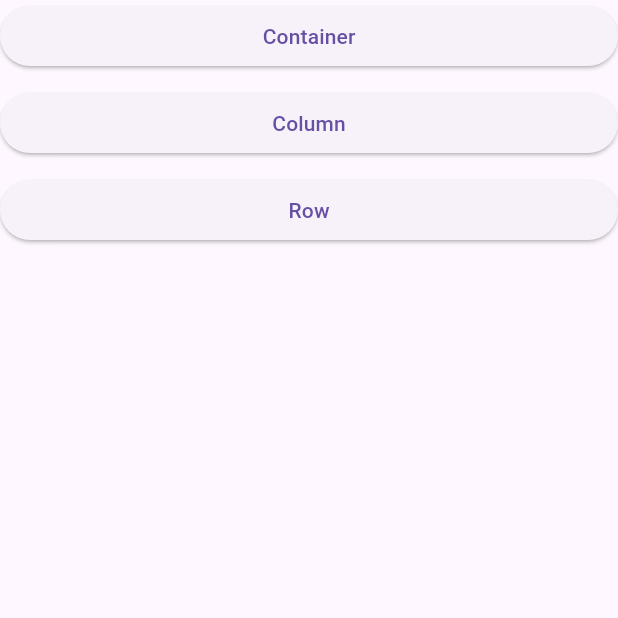
After one commit to sung-silver/flutter_online_lecture_smwu, a Flutter app: the ButtonScreen screen opened directly, on a phone screen of 412 x 824 dp, the top half of it. The commit adds this screen. Run offline on Flutter 3.47's test engine with Material 3 defaults, Android fonts, the phone set to English and light mode, and no system bars.

Commit message:
feat: 2일차 - 버튼 생성 및 화면 이동

```diff
--- /dev/null
+++ b/lib/screen/button_screen.dart
@@ -0,0 +1,57 @@
+import 'package:flutter/material.dart';
+import 'package:online_lecture_smwu/screen/column_screen.dart';
+import 'package:online_lecture_smwu/screen/container_screen.dart';
+import 'package:online_lecture_smwu/screen/row_screen.dart';
+
+class ButtonScreen extends StatelessWidget {
+  const ButtonScreen({super.key});
+
+  @override
+  Widget build(BuildContext context) {
+    // Scaffold: 화면에 기초가 되는 위젯
+    // Column: 세로로 나열하는 위젯
+    return Scaffold(
+      body: SafeArea(
+        child: Column(
+          crossAxisAlignment: CrossAxisAlignment.stretch,
+          children: [
+            ElevatedButton(
+                onPressed: () {
+                  // 화면 이동 Navigator
+                  Navigator.push(context, MaterialPageRoute(
+                    builder: (context) {
+                      return ContainerScreen();
+                    },
+                  ));
+                },
+                child: Text("Container")),
+            SizedBox(
+              height: 10,
+            ),
+            ElevatedButton(
+                onPressed: () {
+                  Navigator.push(context, MaterialPageRoute(
+                    builder: (context) {
+                      return ColumnScreen();
+                    },
+                  ));
+                },
+                child: Text("Column")),
+            SizedBox(
+              height: 10,
+            ),
+            ElevatedButton(
+                onPressed: () {
+                  Navigator.push(context, MaterialPageRoute(
+                    builder: (context) {
+                      return RowScreen();
+                    },
+                  ));
+                },
+                child: Text("Row")),
+          ],
+        ),
+      ),
+    );
+  }
+}
```
Also changed, not shown: lib/main.dart (+13 -13 lines), lib/screen/column_screen.dart (added, +13 -0 lines), lib/screen/container_screen.dart (added, +13 -0 lines), lib/screen/row_screen.dart (added, +13 -0 lines).
